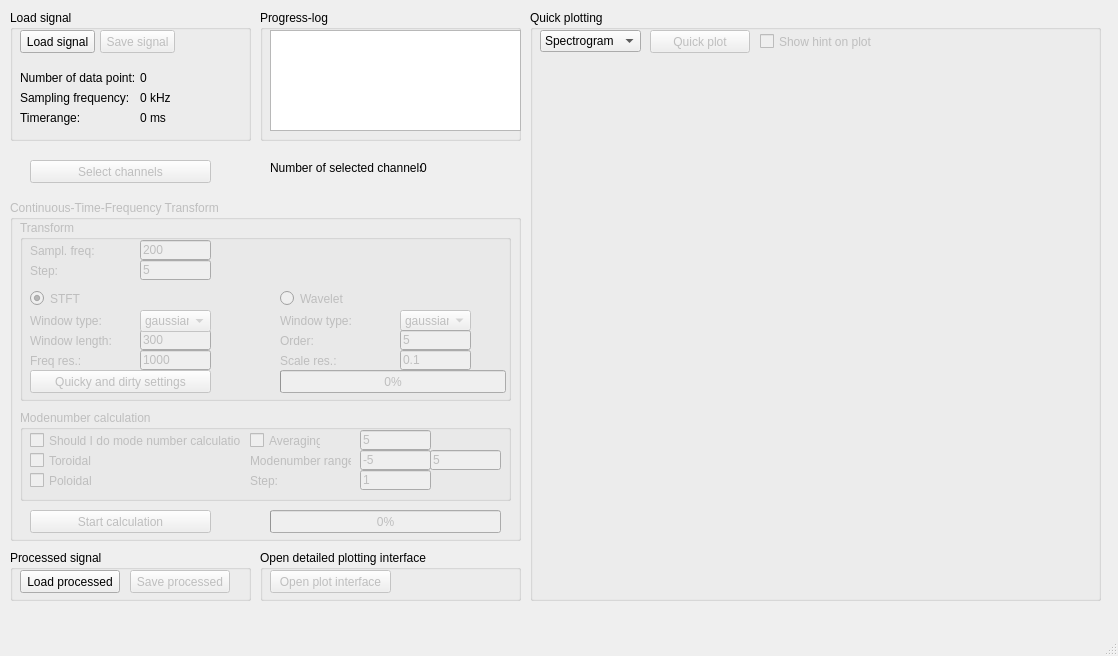
Qt form python/gui/gui_layout.ui (fusion-flap/nti-wavelet-tools) before a commit.
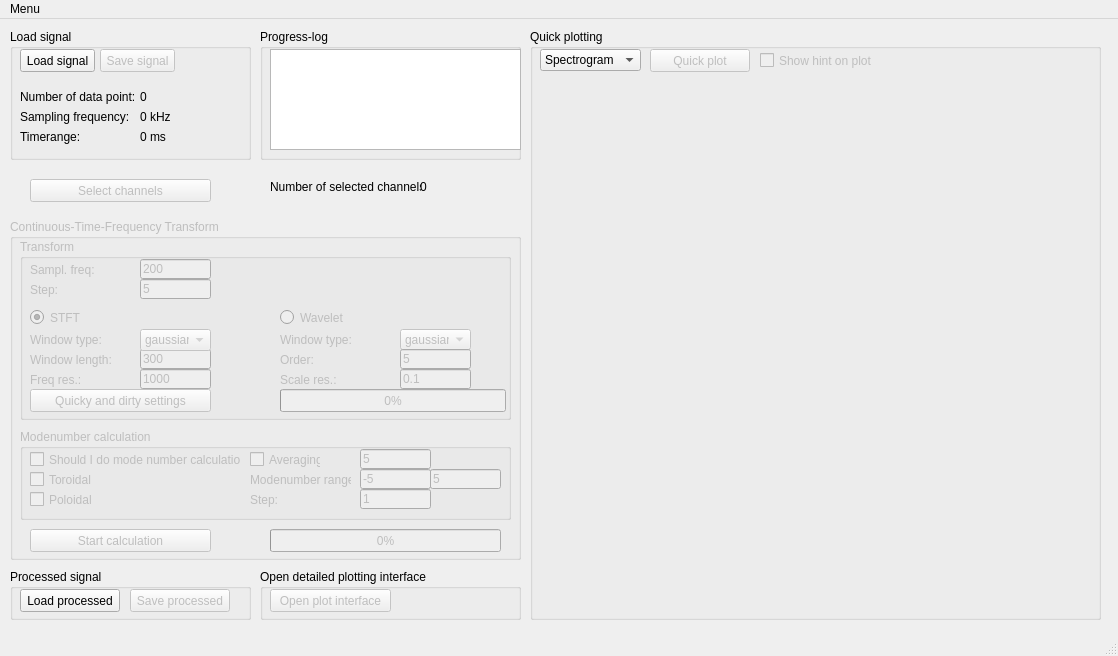
The same form after that commit. Icons and pictures are not drawn.

```diff
--- a/python/gui/gui_layout.ui
+++ b/python/gui/gui_layout.ui
@@ -964,6 +964,16 @@
      <height>21</height>
     </rect>
    </property>
+   <widget class="QMenu" name="menuHelp">
+    <property name="title">
+     <string>Menu</string>
+    </property>
+    <addaction name="actionHelp"/>
+    <addaction name="actionPreferemces"/>
+    <addaction name="actionReset"/>
+    <addaction name="actionExit"/>
+   </widget>
+   <addaction name="menuHelp"/>
   </widget>
   <widget class="QStatusBar" name="statusbar"/>
  </widget>
```
Left out of the diff: 25 changed lines with no effect on the pictures.
